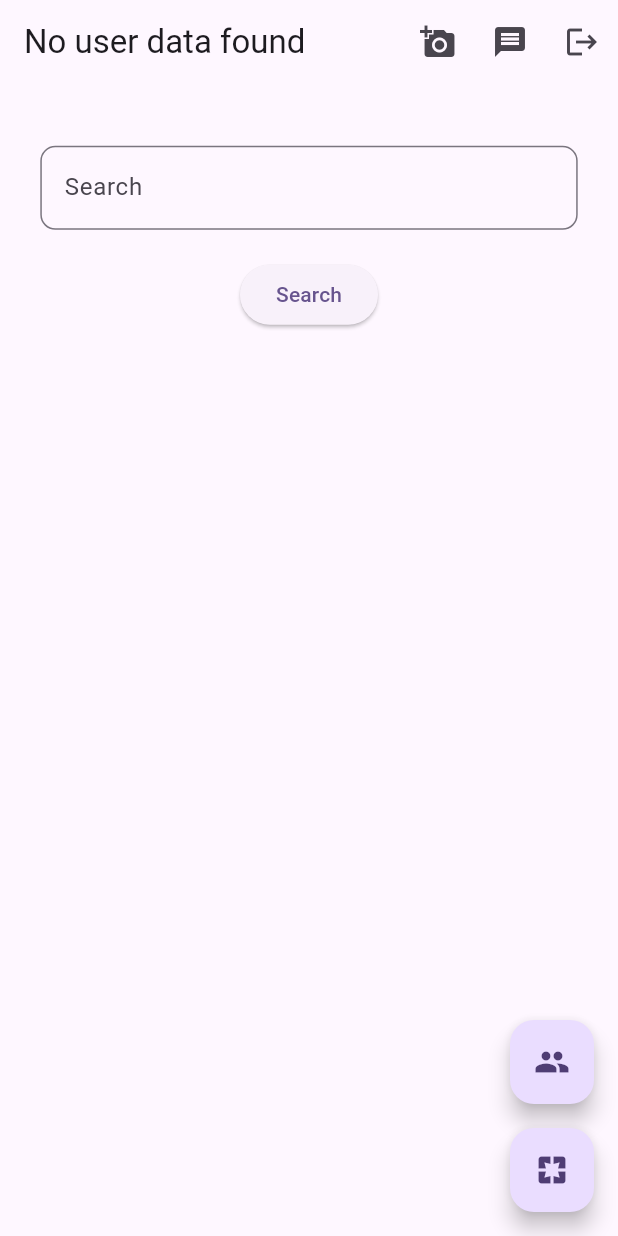
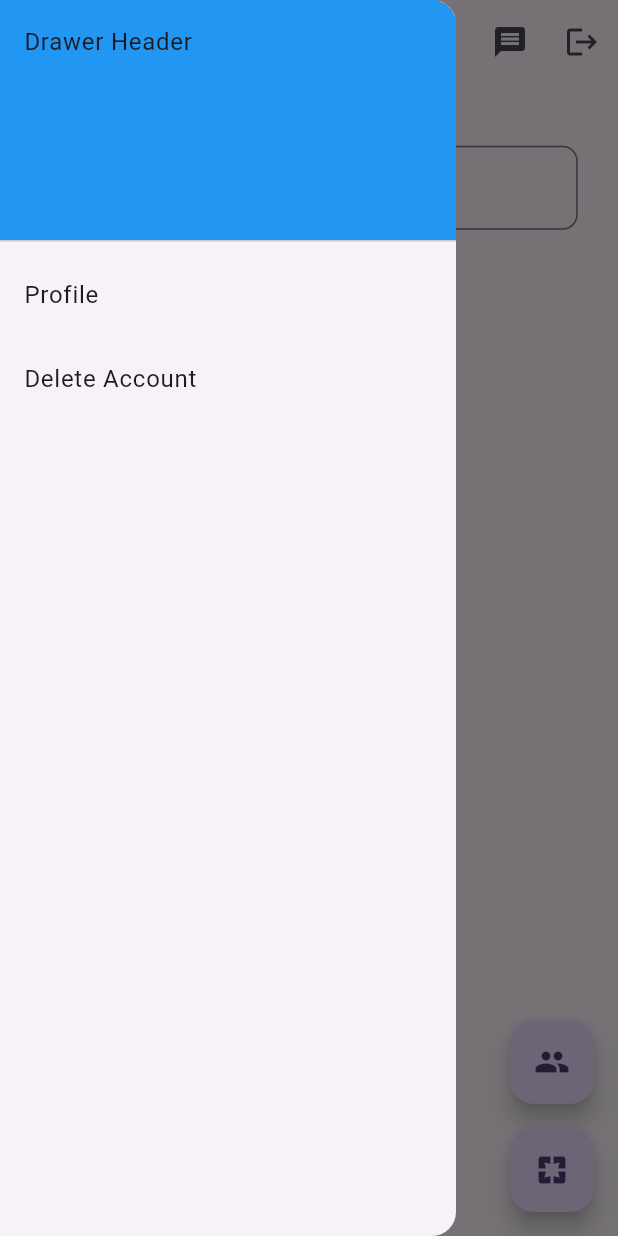
Before and after one commit to clandestine-612k/community_build, a Flutter app: the MyHomePage screen opened directly with empty values, with the side drawer open (before the commit the screen has no drawer), on a phone screen of 412 x 824 dp. Run offline on Flutter 3.47's test engine with Material 3 defaults, Android fonts, the light colour scheme and no system bars; our stand-ins replace cloud_firestore, firebase_auth, firebase_core, firebase_database, firebase_storage, google_generative_ai and 1 more; accounts and stored records are empty; network calls fail.

Commit message:
Drawer Added and password visiblity

```diff
--- a/lib/pages/homepage.dart
+++ b/lib/pages/homepage.dart
@@ -535,7 +535,17 @@ class _MyHomePageState extends State<MyHomePage> with WidgetsBindingObserver {
     final size = MediaQuery.of(context).size;
     return Scaffold(
       appBar: AppBar(
-        //centerTitle: true,
+        leading: Builder(
+          builder: (context) {
+            return IconButton(
+              icon: const Icon(Icons.menu),
+              onPressed: () {
+                Scaffold.of(context).openDrawer();
+              },
+            );
+          },
+        ),
+        centerTitle: true,
         automaticallyImplyLeading: false,
         title: FutureBuilder<String?>(
           future: getUserName(),
@@ -577,6 +587,34 @@ class _MyHomePageState extends State<MyHomePage> with WidgetsBindingObserver {
             ],
           )
         ],
+      ),
+      drawer: Drawer(
+        child: ListView(
+          // Important: Remove any padding from the ListView.
+          padding: EdgeInsets.zero,
+          children: [
+            const DrawerHeader(
+              decoration: BoxDecoration(
+                color: Colors.blue,
+              ),
+              child: Text('Drawer Header'),
+            ),
+            ListTile(
+              title: const Text('Profile'),
+              onTap: () {
+                // Update the state of the app.
+                // ...
+              },
+            ),
+            ListTile(
+              title: const Text('Delete Account'),
+              onTap: () {
+                // Update the state of the app.
+                // ...
+              },
+            ),
+          ],
+        ),
       ),
       body: isLoading
           ? Center(
@@ -702,8 +740,11 @@ Future logOut(BuildContext context) async {
 
   try {
     await _auth.signOut().then((value) {
-      Navigator.push(
-          context, MaterialPageRoute(builder: (_) => const LoginPage()));
+      Navigator.pushAndRemoveUntil(
+        context,
+        MaterialPageRoute(builder: (_) => const LoginPage()),
+        (Route<dynamic> route) => false,
+      );
     });
   } catch (e) {
     print("error");
```
Also changed, not shown: lib/pages/loginpage.dart (+36 -3 lines), lib/pages/signup_page.dart (+21 -3 lines), lib/uihelper.dart (+17 -0 lines).
